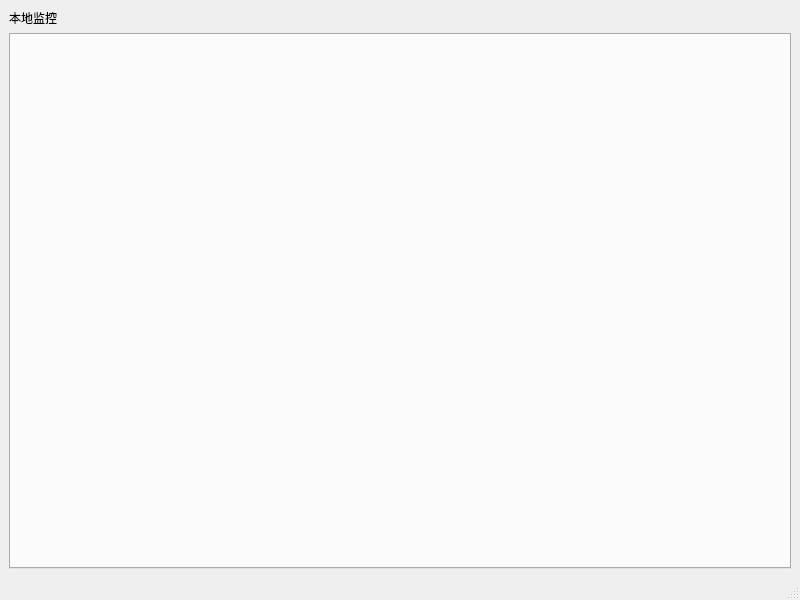
Before: the Qt Designer form View/01_Home/mainwindow.ui in AlfredYin/LocalMonitoring, drawn with Qt 5.
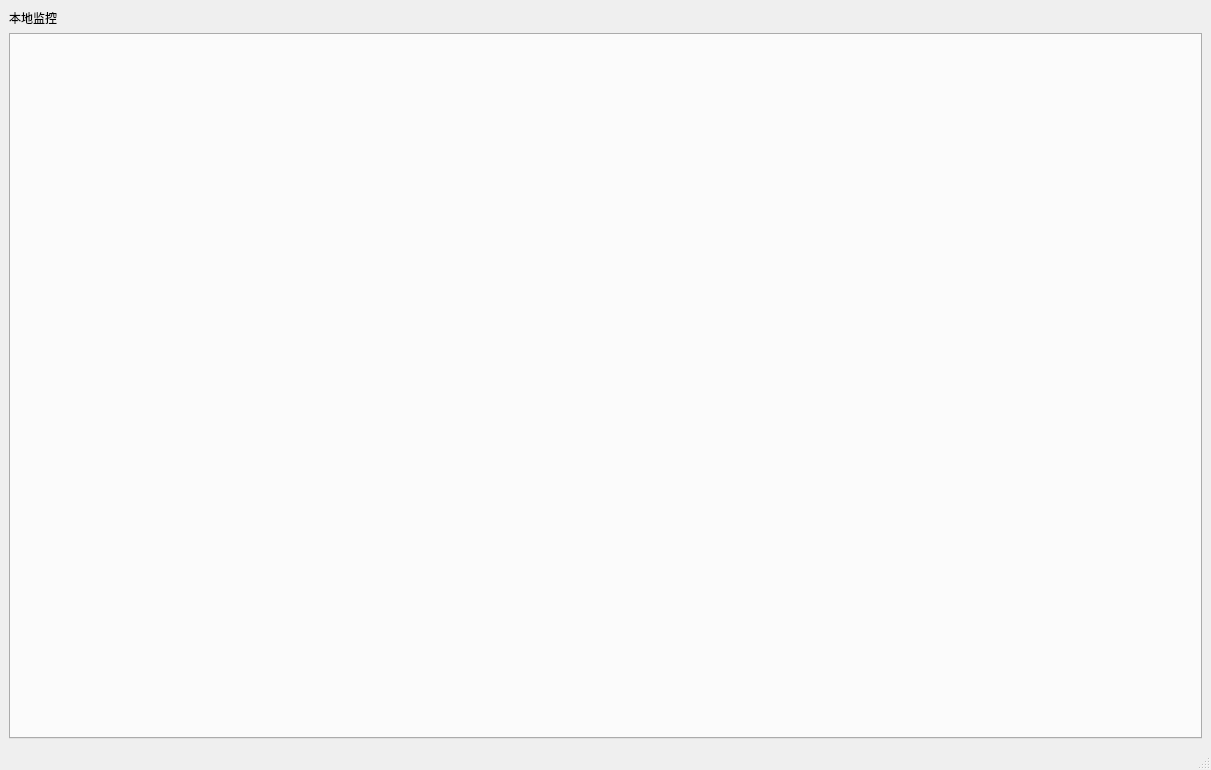
After: the same form once the commit is applied.

```diff
--- a/View/01_Home/mainwindow.ui
+++ b/View/01_Home/mainwindow.ui
@@ -6,8 +6,8 @@
    <rect>
     <x>0</x>
     <y>0</y>
-    <width>800</width>
-    <height>600</height>
+    <width>1211</width>
+    <height>770</height>
    </rect>
   </property>
   <property name="windowTitle">
```
Left out of the diff: 4 changed lines with no effect on the pictures.
